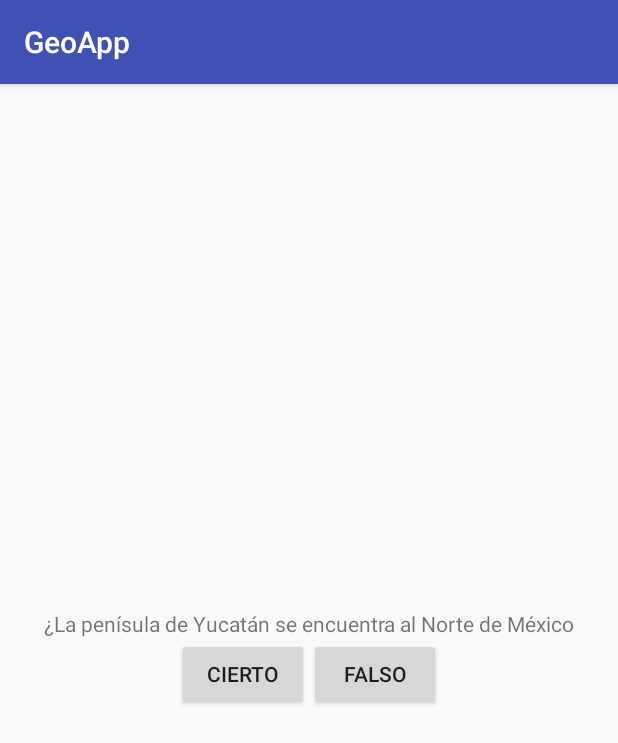
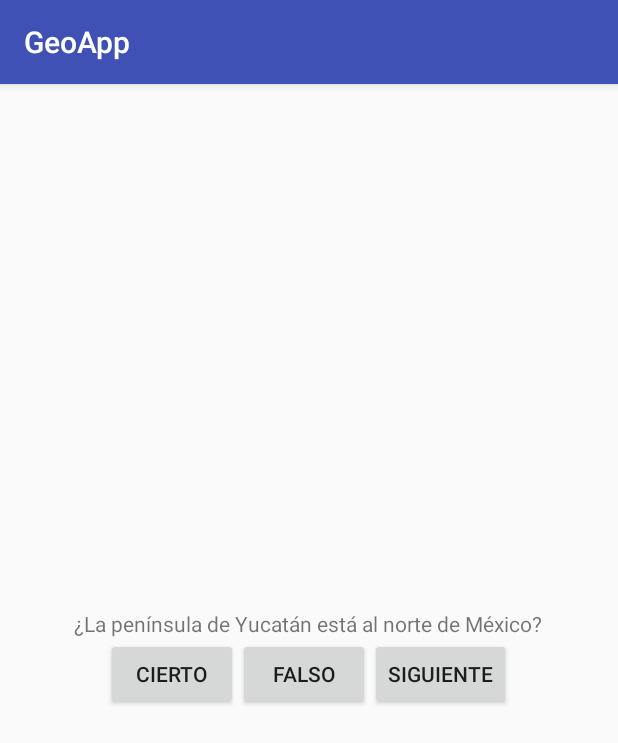
Before and after one commit to GabrielaCanul/ProgramaAndroidGEOAPP, an Android app: the screen it shows after launch (GeoActivity), after a tap on "FALSO", on a phone screen of 412 x 824 dp. Shown: the top 743 px of the screen. Run offline under Robolectric (Android 15) with nearby library versions, the phone set to English and light mode, and no system bars.

Commit message:
Muestra un conjunto de preguntas y las recorre con un botón siguiente

```diff
--- a/app/src/main/java/com/ramon12/android/geoapp/GeoActivity.java
+++ b/app/src/main/java/com/ramon12/android/geoapp/GeoActivity.java
@@ -4,11 +4,34 @@ import android.support.v7.app.AppCompatActivity;
 import android.os.Bundle;
 import android.view.View;
 import android.widget.Button;
+import android.widget.TextView;
 import android.widget.Toast;
-
+import com.ramon12.android.model.Pregunta;
 public class GeoActivity extends AppCompatActivity {
 
-    private Button mBottonCierto, mBottonFalso;
+    private Button mBottonCierto, mBottonFalso, mBotonSiguiente;
+    private TextView mTextoPregunta;
+    private Pregunta mBancoDePreguntas[] = {
+            new Pregunta(R.string.texto_pregunta_1, false),
+            new Pregunta(R.string.texto_pregunta_2, true),
+            new Pregunta(R.string.texto_pregunta_3, true),
+            new Pregunta(R.string.texto_pregunta_4, true),
+            new Pregunta(R.string.texto_pregunta_5, false),
+    };
+    private int mPreguntaActual = 0;
+    private void actualizarPregunta(){
+        int preguntaActual = mBancoDePreguntas[mPreguntaActual].getmIdResTexto();
+        mTextoPregunta.setText(preguntaActual);
+    }
+    private void verificarResta(boolean botonOprimido){
+        boolean respuestasEsVerdadera = mBancoDePreguntas[mPreguntaActual].ismRespuesraVerdadera();
+        if (botonOprimido == respuestasEsVerdadera) {
+            Toast.makeText(GeoActivity.this, R.string.texto_correcto, Toast.LENGTH_SHORT).show();
+        }
+        else {
+            Toast.makeText(GeoActivity.this, R.string.texto_incorrecto, Toast.LENGTH_SHORT).show();
+        }
+    }
 
     @Override
     protected void onCreate(Bundle savedInstanceState) {
@@ -20,17 +43,32 @@ public class GeoActivity extends AppCompatActivity {
         mBottonCierto.setOnClickListener(new View.OnClickListener() {
             @Override
             public void onClick(View v) {
-                Toast.makeText(GeoActivity.this, R.string.texto_correcto, Toast.LENGTH_SHORT).show();
+               // Toast.makeText(GeoActivity.this, R.string.texto_correcto, Toast.LENGTH_SHORT).show();
+                verificarResta(true);
 
             }
         });
         mBottonFalso.setOnClickListener(new View.OnClickListener() {
             @Override
             public void onClick(View v) {
-                Toast.makeText(GeoActivity.this, R.string.texto_incorrecto, Toast.LENGTH_SHORT).show();
+               // Toast.makeText(GeoActivity.this, R.string.texto_incorrecto, Toast.LENGTH_SHORT).show();
+                verificarResta(false);
 
             }
         });
+        mTextoPregunta = (TextView) findViewById(R.id.texto_pregunta);
+        mBotonSiguiente = (Button) findViewById(R.id.botton_siguiente);
+        mBotonSiguiente.setOnClickListener(new View.OnClickListener() {
+            @Override
+            public void onClick(View v) {
+                mPreguntaActual = mPreguntaActual + 1;
+                if (mPreguntaActual == mBancoDePreguntas.length){
+                    mPreguntaActual = 0;
+                }
+                actualizarPregunta();
+            }
+        });
+    }
 
-    }
+
 }
--- /dev/null
+++ b/app/src/main/java/com/ramon12/android/model/Pregunta.java
@@ -0,0 +1,30 @@
+package com.ramon12.android.model;
+
+/**
+ * Created by ramon12 on 21/05/2016.
+ */
+public class Pregunta {
+    int mIdResTexto;
+    boolean mRespuesraVerdadera;
+
+    public Pregunta(int mIdResTexto, boolean mRespuesraVerdadera) {
+        this.mIdResTexto = mIdResTexto;
+        this.mRespuesraVerdadera = mRespuesraVerdadera;
+    }
+
+    public int getmIdResTexto() {
+        return mIdResTexto;
+    }
+
+    public void setmIdResTexto(int mIdResTexto) {
+        this.mIdResTexto = mIdResTexto;
+    }
+
+    public boolean ismRespuesraVerdadera() {
+        return mRespuesraVerdadera;
+    }
+
+    public void setmRespuesraVerdadera(boolean mRespuesraVerdadera) {
+        this.mRespuesraVerdadera = mRespuesraVerdadera;
+    }
+}
--- a/app/src/main/res/layout/activity_geo.xml
+++ b/app/src/main/res/layout/activity_geo.xml
@@ -15,7 +15,9 @@
     <TextView
         android:layout_width="wrap_content"
         android:layout_height="wrap_content"
-        android:text="@string/texto_pregunta" />
+        android:id="@+id/texto_pregunta"
+        android:text="@string/texto_pregunta_1"/>
+
     <LinearLayout
         android:layout_width="wrap_content"
         android:layout_height="wrap_content">
@@ -29,5 +31,11 @@
             android:layout_height="wrap_content"
             android:text="@string/texto_boton_falso"
             android:id="@+id/botton_falso"/>
+        <Button
+            android:layout_width="wrap_content"
+            android:layout_height="wrap_content"
+            android:text="@string/texto_boton_siguiente"
+            android:id="@+id/botton_siguiente"/>
+
     </LinearLayout>
 </LinearLayout>
--- a/app/src/main/res/values/strings.xml
+++ b/app/src/main/res/values/strings.xml
@@ -5,4 +5,10 @@
     <string name="texto_boton_falso">Falso</string>
     <string name="texto_correcto">!Correcto¡</string>
     <string name="texto_incorrecto">!Incorrecto¡</string>
+    <string name="texto_boton_siguiente">Siguiente</string>
+    <string name="texto_pregunta_1">¿La península de Yucatán está al norte de México?</string>
+    <string name="texto_pregunta_2">Nuestro Sistema Solar se encuentra en Galaxia Vía Láctea</string>
+    <string name="texto_pregunta_3">El Oceáno más grande de nuestro planeta es el Oceáno Paxífico</string>
+    <string name="texto_pregunta_4">Los vientos alisios soplan del norte al suroeste</string>
+    <string name="texto_pregunta_5">El estado más grande de nuestra República Méxivada es Sonora</string>
 </resources>
```
